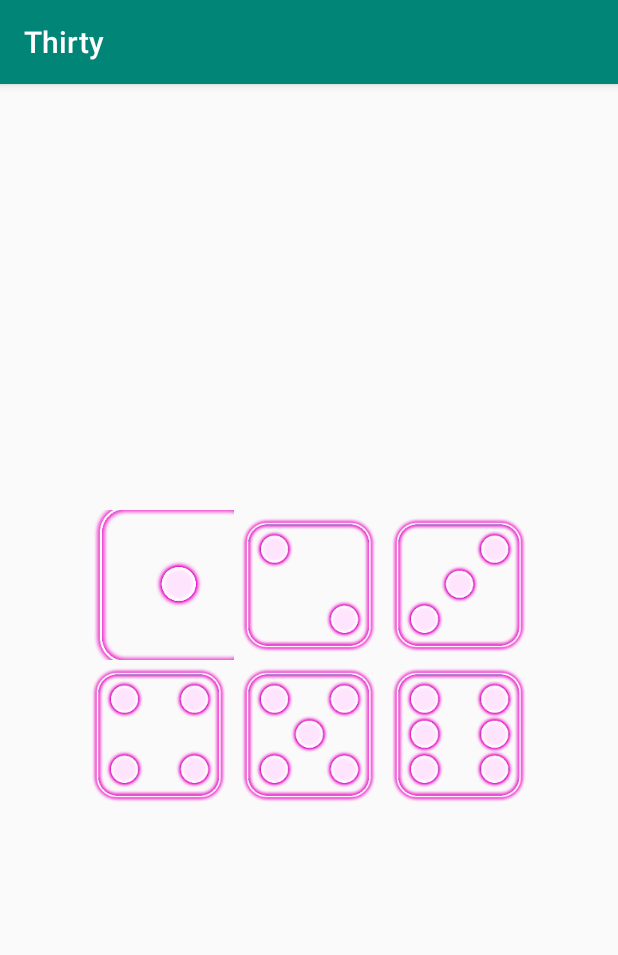
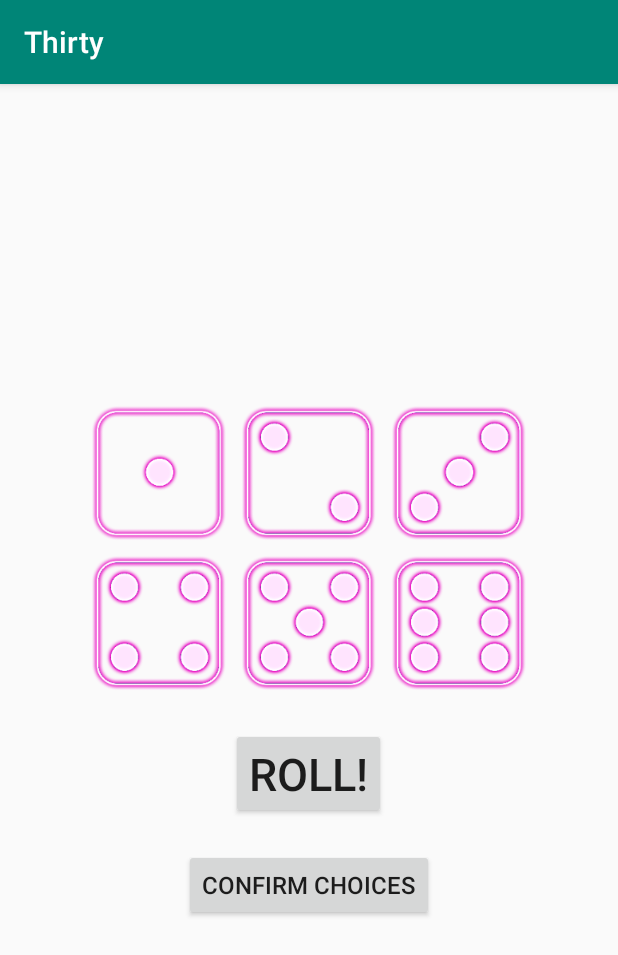
Before and after one commit to EfraimRamsen/Thirty, an Android app: the screen it shows after launch (MainActivity), on a phone screen of 412 x 824 dp. Shown: the top 955 px of the screen. Run offline under Robolectric (Android 15) with nearby library versions, the phone set to English and light mode, and no system bars.

Commit message:
Add images for blue_dice and off_dice

```diff
--- a/app/src/main/res/layout/activity_main.xml
+++ b/app/src/main/res/layout/activity_main.xml
@@ -23,12 +23,18 @@
             android:layout_height="wrap_content"
             android:orientation="horizontal">
 
-            <Button
+            <!--<Button-->
+                <!--android:id="@+id/dice1_button"-->
+                <!--android:layout_width="100dp"-->
+                <!--android:layout_height="100dp"-->
+                <!--android:background="@mipmap/dice1"-->
+                <!--/>-->
+            <ImageButton
                 android:id="@+id/dice1_button"
                 android:layout_width="100dp"
                 android:layout_height="100dp"
-                android:drawableStart="@mipmap/dice1"
-                android:background="@android:color/transparent"
+                android:background="@mipmap/dice1"
+
                 />
 
             <Button
@@ -67,9 +73,33 @@
                 android:layout_width="100dp"
                 android:layout_height="100dp"
                 android:background="@mipmap/dice6" />
+        </LinearLayout>
+        <LinearLayout
+            android:layout_width="wrap_content"
+            android:layout_height="wrap_content">
 
+            <Button
+                android:layout_width="wrap_content"
+                android:layout_height="wrap_content"
+                android:layout_margin="20sp"
+                android:text="@string/roll_button"
+                android:textSize="30sp"
+                />
 
         </LinearLayout>
+        <LinearLayout
+            android:layout_width="wrap_content"
+            android:layout_height="wrap_content">
+
+            <Button
+                android:layout_width="wrap_content"
+                android:layout_height="wrap_content"
+                android:text="@string/confirm_button"
+                android:textSize="16sp"
+                />
+
+        </LinearLayout>
+
     </LinearLayout>
 
 </android.support.constraint.ConstraintLayout>
--- a/app/src/main/res/values/strings.xml
+++ b/app/src/main/res/values/strings.xml
@@ -1,3 +1,5 @@
 <resources>
     <string name="app_name">Thirty</string>
+    <string name="roll_button">Roll!</string>
+    <string name="confirm_button">Confirm choices</string>
 </resources>
```
Also changed, not shown: app/src/main/res/mipmap-xxxhdpi/blue_dice1.png (added), app/src/main/res/mipmap-xxxhdpi/blue_dice2.png (added), app/src/main/res/mipmap-xxxhdpi/blue_dice3.png (added), app/src/main/res/mipmap-xxxhdpi/blue_dice4.png (added), app/src/main/res/mipmap-xxxhdpi/blue_dice5.png (added), app/src/main/res/mipmap-xxxhdpi/blue_dice6.png (added), app/src/main/res/mipmap-xxxhdpi/off_dice1.png (added), app/src/main/res/mipmap-xxxhdpi/off_dice2.png (added), app/src/main/res/mipmap-xxxhdpi/off_dice3.png (added), app/src/main/res/mipmap-xxxhdpi/off_dice4.png (added), app/src/main/res/mipmap-xxxhdpi/off_dice5.png (added), app/src/main/res/mipmap-xxxhdpi/off_dice6.png (added).
